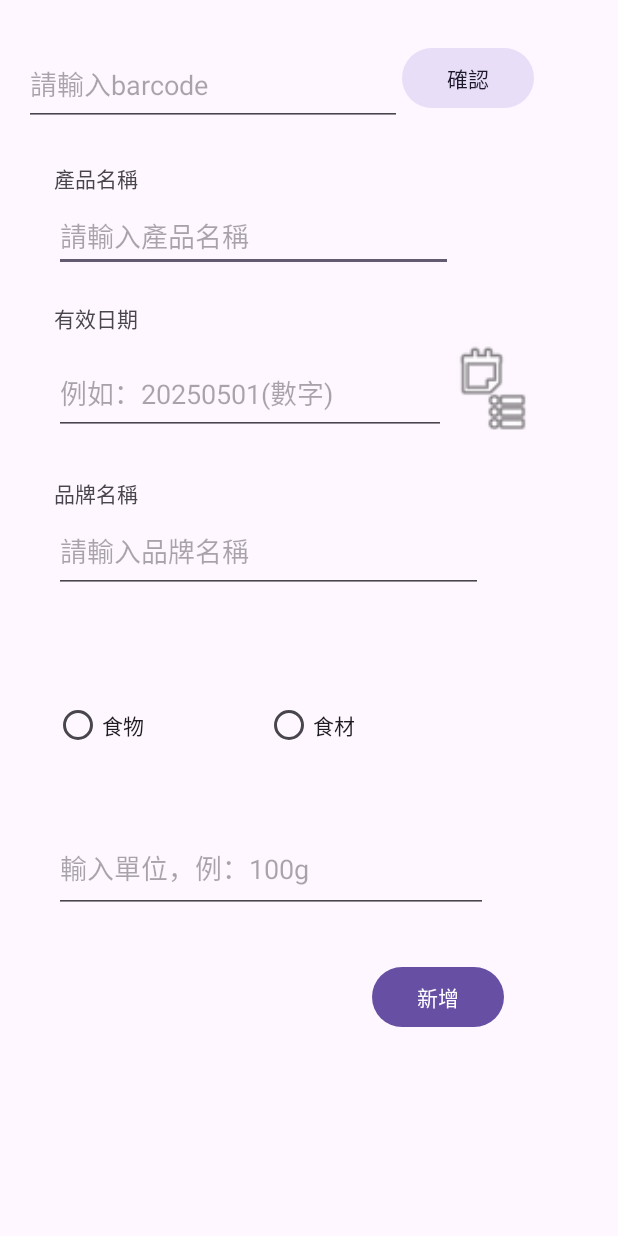
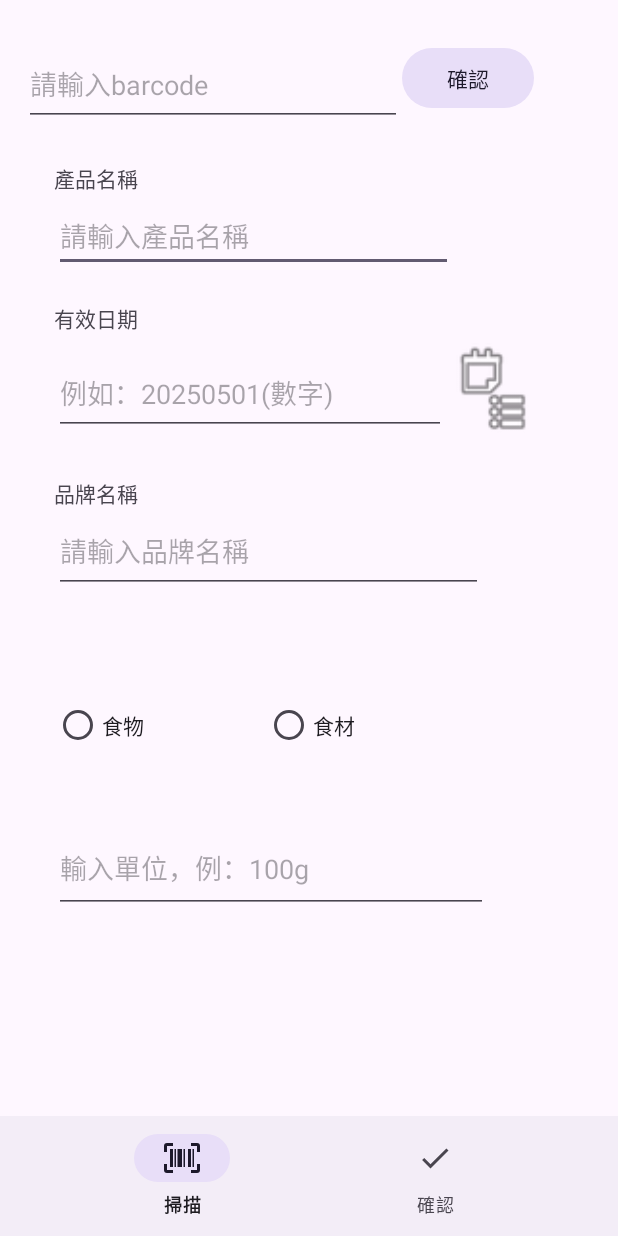
Before and after one commit to Howard3897613/IMsenior, an Android app: the activity_add screen opened directly, with no data from a screen before it, on a phone screen of 412 x 824 dp. Run offline under Robolectric (Android 15) with nearby library versions, the phone set to English and light mode, and no system bars; our stand-ins replace Firebase (no records; nobody signed in at launch, a user with empty details on screens opened directly); libraries missing offline, so code that uses them is left out: com.journeyapps.barcodescanner.

Commit message:
zxing+bottom bar

```diff
--- a/app/build.gradle.kts
+++ b/app/build.gradle.kts
@@ -62,6 +62,9 @@ dependencies {
     implementation("com.google.firebase:firebase-firestore")
     implementation ("com.google.android.material:material:1.12.0")
 
+    // ZXing 掃描庫
+    implementation ("com.journeyapps:zxing-android-embedded:4.3.0")
+
 
 
 
--- a/app/src/main/AndroidManifest.xml
+++ b/app/src/main/AndroidManifest.xml
@@ -30,6 +30,9 @@
                 <category android:name="android.intent.category.LAUNCHER" />
             </intent-filter>
         </activity>
+        <activity android:name=".CaptureAct"
+            android:screenOrientation="portrait"
+            android:theme="@style/Theme.AppCompat.Light.NoActionBar"/>
     </application>
 
 </manifest>
--- /dev/null
+++ b/app/src/main/java/com/example/IMsenior/CaptureAct.kt
@@ -0,0 +1,5 @@
+package com.example.IMsenior
+
+import com.journeyapps.barcodescanner.CaptureActivity
+
+class CaptureAct : CaptureActivity()
--- a/app/src/main/java/com/example/IMsenior/activity_add.kt
+++ b/app/src/main/java/com/example/IMsenior/activity_add.kt
@@ -8,12 +8,16 @@ import android.widget.Button
 import android.widget.EditText
 import android.widget.ImageView
 import android.widget.RadioGroup
+import android.widget.Toast
 import androidx.activity.enableEdgeToEdge
 import androidx.appcompat.app.AppCompatActivity
 import androidx.core.view.ViewCompat
 import androidx.core.view.WindowInsetsCompat
+import com.google.android.material.bottomnavigation.BottomNavigationView
 import com.google.firebase.Firebase
 import com.google.firebase.firestore.firestore
+import com.journeyapps.barcodescanner.ScanContract
+import com.journeyapps.barcodescanner.ScanOptions
 import okhttp3.Call
 import okhttp3.Callback
 import okhttp3.OkHttpClient
@@ -28,6 +32,16 @@ import java.util.Locale
 
 class activity_add : AppCompatActivity() {
     private val apiHelper = ApiHelper()
+
+    private val barcodeLauncher = registerForActivityResult(ScanContract()) { result ->
+        if (result.contents != null) {
+            Toast.makeText(this, "掃描結果: ${result.contents}", Toast.LENGTH_LONG).show()
+            val testBarcode = findViewById<EditText>(R.id.EtBarcode)
+            testBarcode.setText(result.contents)
+        } else {
+            Toast.makeText(this, "取消掃描", Toast.LENGTH_SHORT).show()
+        }
+    }
     override fun onCreate(savedInstanceState: Bundle?) {
         super.onCreate(savedInstanceState)
         enableEdgeToEdge()
@@ -41,14 +55,14 @@ class activity_add : AppCompatActivity() {
         val ProductEd = findViewById<EditText>(R.id.editProdect)
         val enddateEd = findViewById<EditText>(R.id.editenddate)
         val brandEd = findViewById<EditText>(R.id.editBrand)
-        val finish = findViewById<Button>(R.id.finish)
+        //val finish = findViewById<Button>(R.id.finish)
         val category = findViewById<RadioGroup>(R.id.category)
         val quantity = findViewById<EditText>(R.id.quantity)
         val db = Firebase.firestore
         val dateIcon = findViewById<ImageView>(R.id.dateIcon)
         comfirm_Barcode.setOnClickListener {
             val testBarcode = findViewById<EditText>(R.id.EtBarcode).text.toString()
-            apiHelper.fetchFoodData(testBarcode) { productName, Brand ,Quantity ->
+            apiHelper.fetchFoodData(testBarcode) { productName, Brand, Quantity ->
                 runOnUiThread {
 
                     ProductEd.setText(productName)
@@ -57,11 +71,61 @@ class activity_add : AppCompatActivity() {
                 }
             }
         }
+        val addbottomNav = findViewById<BottomNavigationView>(R.id.btmaddv)
 
-        dateIcon.setOnClickListener{
+        addbottomNav.setOnItemSelectedListener { item ->
+            when (item.itemId) {
+                R.id.nav_scan -> {
+                    Toast.makeText(this, "這是一個提示訊息，scan", Toast.LENGTH_SHORT).show()
+                    val options = ScanOptions()
+                    options.setPrompt("請將條碼置於畫面中央")
+                    options.setBeepEnabled(true)
+                    options.setOrientationLocked(true)
+                    options.setCaptureActivity(CaptureAct::class.java) // 自訂掃描畫面（下一步會定義）
+                    barcodeLauncher.launch(options)
+                    true
+                }
+
+                R.id.nav_check -> {
+                    Toast.makeText(this, "+++", Toast.LENGTH_SHORT).show()
+                    val formatter = SimpleDateFormat("yyyy-MM-dd hh:mm:ss", Locale.getDefault())
+                    val data = hashMapOf(
+                        "productName" to ProductEd.text.toString(),
+                        "brand" to brandEd.text.toString(),
+                        "category" to when (category.checkedRadioButtonId) {
+                            R.id.food -> 1
+                            R.id.source -> 2
+                            else -> 0
+                        },
+                        "createDate" to formatter.format(Date()),
+                        "endDate" to enddateEd.text.toString().toInt(),
+                        "quantityUnit" to quantity.text.toString()
+                    )
+
+                    db.collection("foods")
+                        .add(data)
+                        .addOnSuccessListener { documentReference ->
+                            Log.d(TAG, "DocumentSnapshot written with ID: ${documentReference.id}")
+
+                        }
+                        .addOnFailureListener { e ->
+                            Log.w(TAG, "Error adding document", e)
+                        }
+                    //val i = Intent().putExtras(b)
+                    //setResult(RESULT_OK,i)
+                    finish()
+                    true
+                }
+
+                else -> false
+            }
+        }
+
+        dateIcon.setOnClickListener {
             showDatePickerDialog(enddateEd)
         }
-        finish.setOnClickListener {
+
+        /*finish.setOnClickListener {
             /*val b = bundleOf(
                 "productName" to ProductEd.text.toString(),
                 "genericName" to GenericEd.text.toString(),
@@ -92,7 +156,7 @@ class activity_add : AppCompatActivity() {
             //val i = Intent().putExtras(b)
             //setResult(RESULT_OK,i)
             finish()
-        }
+        }*/
 
 
 
--- /dev/null
+++ b/app/src/main/res/drawable/barcode_scan.xml
@@ -0,0 +1 @@
+<!-- drawable/barcode_scan.xml --><vector xmlns:android="http://schemas.android.com/apk/res/android" android:height="24dp" android:width="24dp" android:viewportWidth="24" android:viewportHeight="24"><path android:fillColor="#000000" android:pathData="M4,6H6V18H4V6M7,6H8V18H7V6M9,6H12V18H9V6M13,6H14V18H13V6M16,6H18V18H16V6M19,6H20V18H19V6M2,4V8H0V4A2,2 0 0,1 2,2H6V4H2M22,2A2,2 0 0,1 24,4V8H22V4H18V2H22M2,16V20H6V22H2A2,2 0 0,1 0,20V16H2M22,20V16H24V20A2,2 0 0,1 22,22H18V20H22Z" /></vector>
--- /dev/null
+++ b/app/src/main/res/drawable/baseline_check_24.xml
@@ -0,0 +1,5 @@
+<vector xmlns:android="http://schemas.android.com/apk/res/android" android:height="24dp" android:tint="#000000" android:viewportHeight="24" android:viewportWidth="24" android:width="24dp">
+
+    <path android:fillColor="@android:color/white" android:pathData="M9,16.17L4.83,12l-1.42,1.41L9,19 21,7l-1.41,-1.41z"/>
+
+</vector>
--- a/app/src/main/res/layout/activity_add.xml
+++ b/app/src/main/res/layout/activity_add.xml
@@ -98,15 +98,15 @@
         app:layout_constraintStart_toEndOf="@+id/EtBarcode"
         app:layout_constraintTop_toTopOf="@+id/EtBarcode" />
 
-    <Button
+    <!--Button
         android:id="@+id/finish"
         android:layout_width="wrap_content"
         android:layout_height="wrap_content"
-        android:layout_marginTop="92dp"
-        android:layout_marginEnd="76dp"
+        android:layout_marginTop="72dp"
+        android:layout_marginEnd="52dp"
         android:text="新增"
         app:layout_constraintEnd_toEndOf="parent"
-        app:layout_constraintTop_toBottomOf="@+id/category" />
+        app:layout_constraintTop_toBottomOf="@+id/category" /-->
 
     <TextView
         android:id="@+id/Brand"
@@ -145,4 +145,13 @@
         app:layout_constraintStart_toEndOf="@+id/editenddate"
         app:srcCompat="@android:drawable/ic_menu_agenda" />
 
+    <com.google.android.material.bottomnavigation.BottomNavigationView
+        android:id="@+id/btmaddv"
+        android:layout_width="match_parent"
+        android:layout_height="wrap_content"
+        app:layout_constraintBottom_toBottomOf="parent"
+        app:layout_constraintEnd_toEndOf="parent"
+        app:layout_constraintStart_toStartOf="parent"
+        app:menu="@menu/bottom_add_menu" />
+
 </androidx.constraintlayout.widget.ConstraintLayout>
--- /dev/null
+++ b/app/src/main/res/menu/bottom_add_menu.xml
@@ -0,0 +1,11 @@
+<?xml version="1.0" encoding="utf-8"?>
+<menu xmlns:android="http://schemas.android.com/apk/res/android">
+    <item
+        android:id="@+id/nav_scan"
+        android:icon="@drawable/barcode_scan"
+        android:title="掃描" />
+    <item
+        android:id="@+id/nav_check"
+        android:icon="@drawable/baseline_check_24"
+        android:title="確認" />
+</menu>
--- a/app/src/main/res/menu/bottom_app_bar.xml
+++ /dev/null
@@ -1,4 +0,0 @@
-<?xml version="1.0" encoding="utf-8"?>
-<menu xmlns:android="http://schemas.android.com/apk/res/android">
-
-</menu>
```
